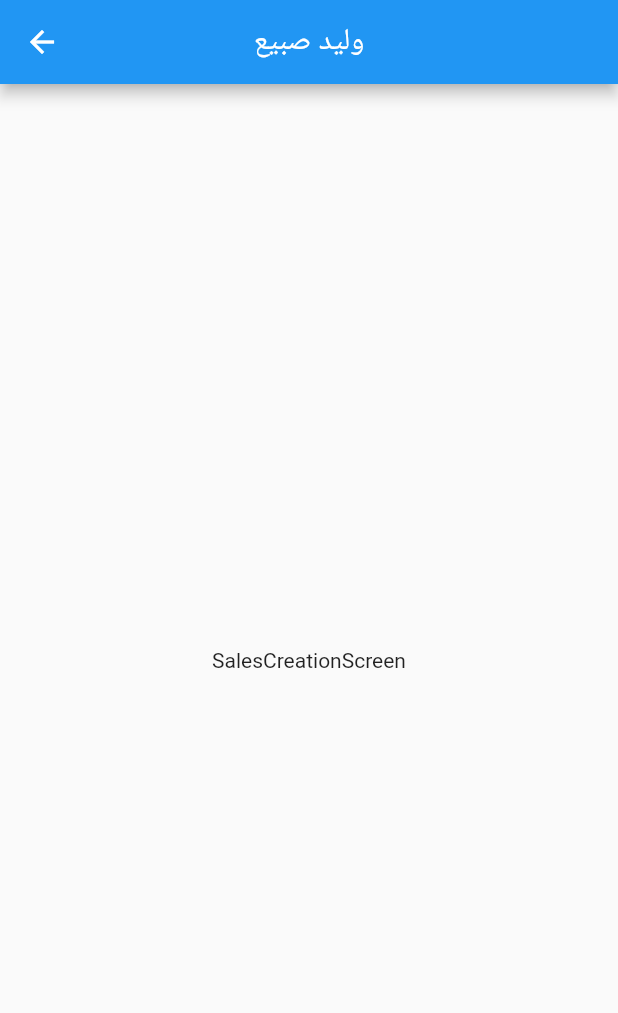
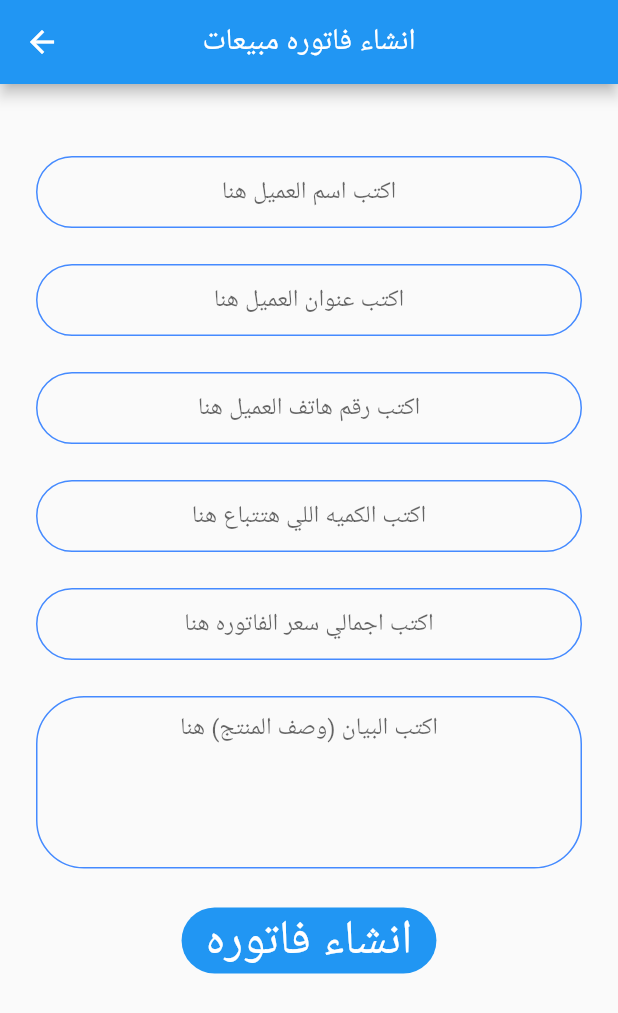
Before and after one commit to kosbaship/sales, a Flutter app: the SalesCreationScreen screen opened by its route, on a phone screen of 412 x 824 dp. Shown: the top 1013 px of the screen. Run offline on Flutter 3.47's test engine with Material 2 defaults, Android fonts, the phone set to English and light mode, and no system bars.

Commit message:
عمل قائمه انشاء فاتوره مبيعات

```diff
--- a/lib/components/costum_btn.dart
+++ b/lib/components/costum_btn.dart
@@ -11,11 +11,13 @@ class MainBTN extends StatelessWidget {
           textAlign: TextAlign.center,
           style: TextStyle(
             color: Colors.white,
-            fontSize: 26.0,
+            fontSize: 32.0,
           ),
         ),padding: EdgeInsets.symmetric(horizontal: 16.0),
         decoration: BoxDecoration(
-            borderRadius: BorderRadius.circular(8.0), color: Colors.blue),
+            // borderRadius: BorderRadius.circular(8.0), color: Colors.blue),
+            borderRadius: BorderRadius.all(Radius.circular(32.0)),
+            color: Colors.blue),
       ),
       onPressed: onClick,
     );
--- /dev/null
+++ b/lib/constance.dart
@@ -0,0 +1,25 @@
+import 'package:flutter/material.dart';
+
+
+const kTextStyle = TextStyle(
+    fontSize: 32.0,
+
+);
+
+
+const kTextFieldDecoration  = InputDecoration(
+  hintText: 'ادخل القيمه هنا',
+  contentPadding:
+  EdgeInsets.symmetric(vertical: 10.0, horizontal: 20.0),
+  border: OutlineInputBorder(
+    borderRadius: BorderRadius.all(Radius.circular(32.0)),
+  ),
+  enabledBorder: OutlineInputBorder(
+    borderSide: BorderSide(color: Colors.blueAccent, width: 1.0),
+    borderRadius: BorderRadius.all(Radius.circular(32.0)),
+  ),
+  focusedBorder: OutlineInputBorder(
+    borderSide: BorderSide(color: Colors.blueAccent, width: 2.0),
+    borderRadius: BorderRadius.all(Radius.circular(32.0)),
+  ),
+);
--- a/lib/screens/sales_creation_screen.dart
+++ b/lib/screens/sales_creation_screen.dart
@@ -1,4 +1,6 @@
 import 'package:flutter/material.dart';
+import 'package:sales/components/costum_btn.dart';
+import 'package:sales/constance.dart';
 class SalesCreationScreen extends StatefulWidget {
   static const String id = 'salesCreationScreen';
 
@@ -7,15 +9,120 @@ class SalesCreationScreen extends StatefulWidget {
 }
 
 class _SalesCreationScreenState extends State<SalesCreationScreen> {
+
+  int clientID = 00001;
+  String clientName = '';
+  String clientAddress = '';
+  String clientPhoneNumber = '';
+  String itemAmount = '';
+  String itemPrice = '';
+  String totalPrice = '';
+  String itemDescription = '';
+
+
+
   @override
   Widget build(BuildContext context) {
     return Scaffold(
       appBar: AppBar(
         centerTitle: true,
-        title: Text('وليد صبيع'),
+        title: Text('انشاء فاتوره مبيعات'),
       ),
-      body: Center(child: Text('SalesCreationScreen'),),
-
+      body: Padding(
+        padding: EdgeInsets.symmetric(horizontal: 24.0, vertical: 24.0),
+        child: ListView(
+          // crossAxisAlignment: CrossAxisAlignment.center,
+          children: [
+            // Center(
+            //   child: Text('رقم العميل: $clientID',
+            //   style: kTextStyle
+            //   ),
+            // ),
+            SizedBox(
+              width: double.infinity,
+              height: 24.0,
+            ),
+            TextField(
+              textAlign: TextAlign.center,
+              keyboardType: TextInputType.text,
+              onChanged: (value){
+                clientName = value;
+              },
+              decoration: kTextFieldDecoration.copyWith(hintText: 'اكتب اسم العميل هنا'),
+            ),
+            SizedBox(
+              width: double.infinity,
+              height: 24.0,
+            ),
+            TextField(
+              textAlign: TextAlign.center,
+              keyboardType: TextInputType.text,
+              onChanged: (value){
+                clientAddress = value;
+              },
+              decoration: kTextFieldDecoration.copyWith(hintText: 'اكتب عنوان العميل هنا'),
+            ),
+            SizedBox(
+              width: double.infinity,
+              height: 24.0,
+            ),
+            TextField(
+              textAlign: TextAlign.center,
+              keyboardType: TextInputType.phone,
+              onChanged: (value){
+                clientPhoneNumber = value;
+              },
+              decoration: kTextFieldDecoration.copyWith(hintText: 'اكتب رقم هاتف العميل هنا'),
+            ),
+            SizedBox(
+              width: double.infinity,
+              height: 24.0,
+            ),
+            TextField(
+              textAlign: TextAlign.center,
+              keyboardType: TextInputType.number,
+              onChanged: (value){
+                itemAmount = value;
+              },
+              decoration: kTextFieldDecoration.copyWith(hintText: 'اكتب الكميه اللي هتتباع هنا'),
+            ),
+            SizedBox(
+              width: double.infinity,
+              height: 24.0,
+            ),
+            TextField(
+              textAlign: TextAlign.center,
+              keyboardType: TextInputType.number,
+              onChanged: (value){
+                totalPrice = value;
+              },
+              decoration: kTextFieldDecoration.copyWith(hintText: 'اكتب اجمالي سعر الفاتوره هنا'),
+            ),
+            SizedBox(
+              width: double.infinity,
+              height: 24.0,
+            ),
+            TextField(
+              textAlign: TextAlign.center,
+              keyboardType: TextInputType.multiline,
+              minLines: 5,
+              maxLines: 10,
+              onChanged: (value){
+                itemDescription = value;
+              },
+              decoration: kTextFieldDecoration.copyWith(hintText: 'اكتب البيان (وصف المنتج) هنا'),
+            ),
+            SizedBox(
+              width: double.infinity,
+              height: 24.0,
+            ),
+            MainBTN(btnName: 'انشاء فاتوره',
+              onClick: (){
+                // Navigator.pushNamed(context, SalesCreationScreen.id);
+              },),
+          ],
+        ),
+      ),
     );
   }
 }
--- a/lib/screens/welcom_screen.dart
+++ b/lib/screens/welcom_screen.dart
@@ -1,5 +1,6 @@
 import 'package:flutter/material.dart';
 import 'package:sales/components/costum_btn.dart';
+import 'package:sales/constance.dart';
 import 'package:sales/screens/sales_creation_screen.dart';
 import 'package:sales/screens/sales_preview_screen.dart';
 import 'package:sales/screens/storage_money_screen.dart';
```
